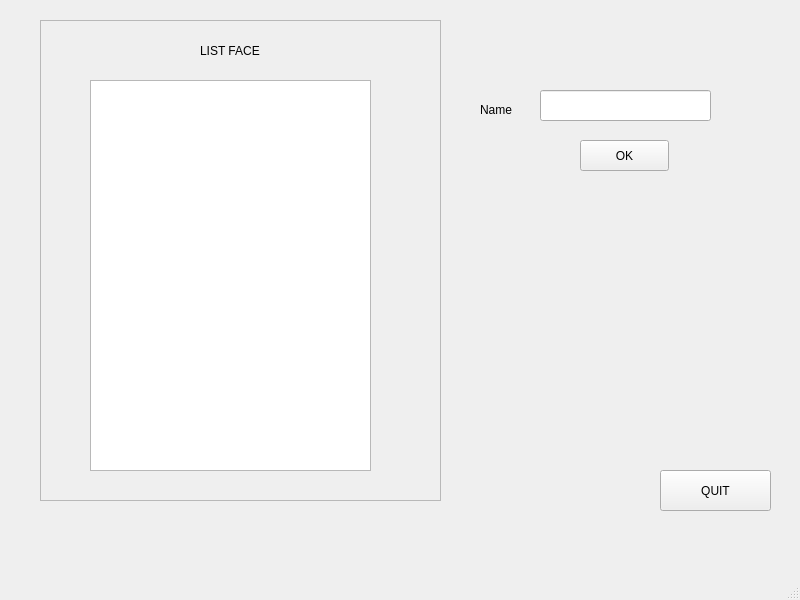
vucd3/Face-Recognition-Gui, file DeleteFaceGui.ui: the form before one commit.
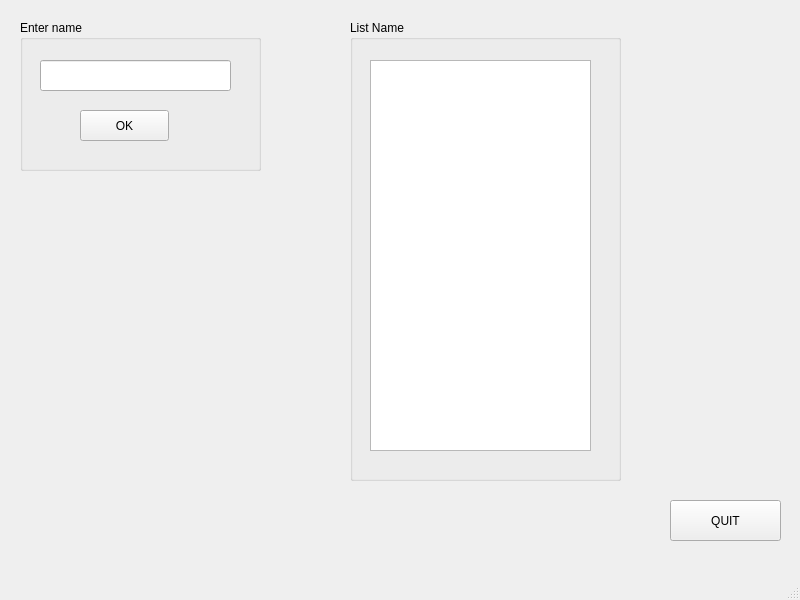
The form after the commit.

```diff
--- a/DeleteFaceGui.ui
+++ b/DeleteFaceGui.ui
@@ -14,47 +14,11 @@
    <string>MainWindow</string>
   </property>
   <widget class="QWidget" name="centralwidget">
-   <widget class="QPushButton" name="ok">
-    <property name="geometry">
-     <rect>
-      <x>580</x>
-      <y>140</y>
-      <width>89</width>
-      <height>31</height>
-     </rect>
-    </property>
-    <property name="text">
-     <string>OK</string>
-    </property>
-   </widget>
-   <widget class="QLineEdit" name="name">
-    <property name="geometry">
-     <rect>
-      <x>540</x>
-      <y>90</y>
-      <width>171</width>
-      <height>31</height>
-     </rect>
-    </property>
-   </widget>
-   <widget class="QLabel" name="label">
-    <property name="geometry">
-     <rect>
-      <x>480</x>
-      <y>100</y>
-      <width>61</width>
-      <height>20</height>
-     </rect>
-    </property>
-    <property name="text">
-     <string>Name</string>
-    </property>
-   </widget>
    <widget class="QPushButton" name="ok_2">
     <property name="geometry">
      <rect>
-      <x>660</x>
-      <y>470</y>
+      <x>670</x>
+      <y>500</y>
       <width>111</width>
       <height>41</height>
      </rect>
@@ -63,44 +27,64 @@
      <string>QUIT</string>
     </property>
    </widget>
-   <widget class="QFrame" name="frame">
+   <widget class="QGroupBox" name="groupBox">
     <property name="geometry">
      <rect>
-      <x>40</x>
+      <x>20</x>
       <y>20</y>
-      <width>401</width>
-      <height>481</height>
+      <width>241</width>
+      <height>151</height>
      </rect>
     </property>
-    <property name="frameShape">
-     <enum>QFrame::StyledPanel</enum>
+    <property name="title">
+     <string>Enter name</string>
     </property>
-    <property name="frameShadow">
-     <enum>QFrame::Raised</enum>
+    <widget class="QPushButton" name="ok">
+     <property name="geometry">
+      <rect>
+       <x>60</x>
+       <y>90</y>
+       <width>89</width>
+       <height>31</height>
+      </rect>
+     </property>
+     <property name="text">
+      <string>OK</string>
+     </property>
+    </widget>
+    <widget class="QLineEdit" name="name">
+     <property name="geometry">
+      <rect>
+       <x>20</x>
+       <y>40</y>
+       <width>191</width>
+       <height>31</height>
+      </rect>
+     </property>
+    </widget>
+   </widget>
+   <widget class="QGroupBox" name="groupBox_2">
+    <property name="geometry">
+     <rect>
+      <x>350</x>
+      <y>20</y>
+      <width>271</width>
+      <height>461</height>
+     </rect>
+    </property>
+    <property name="title">
+     <string>List Name</string>
     </property>
     <widget class="QTextBrowser" name="list_face">
      <property name="geometry">
       <rect>
-       <x>50</x>
-       <y>60</y>
-       <width>281</width>
+       <x>20</x>
+       <y>40</y>
+       <width>221</width>
        <height>391</height>
       </rect>
      </property>
     </widget>
-    <widget class="QLabel" name="label_2">
-     <property name="geometry">
-      <rect>
-       <x>160</x>
-       <y>10</y>
-       <width>131</width>
-       <height>41</height>
-      </rect>
-     </property>
-     <property name="text">
-      <string>LIST FACE</string>
-     </property>
-    </widget>
    </widget>
   </widget>
   <widget class="QMenuBar" name="menubar">
```
